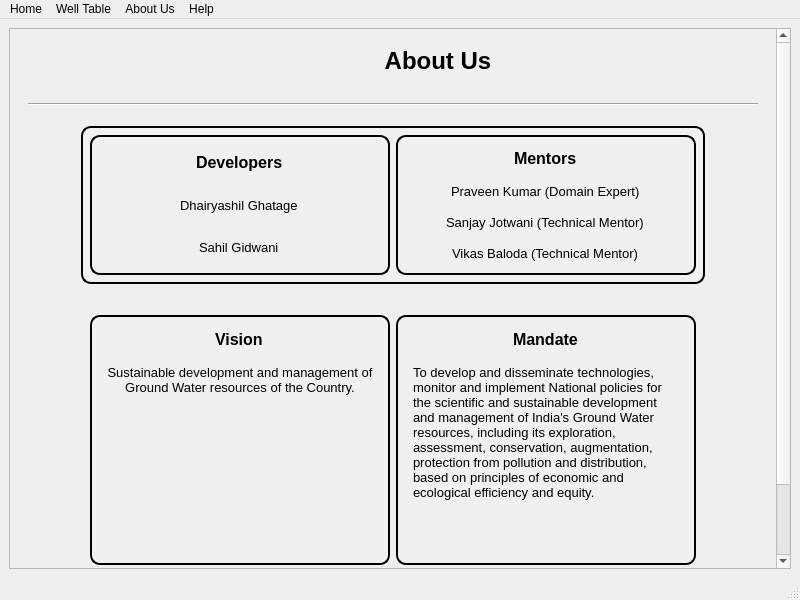
This is about_us.ui in dhairyashil-G/CGWB-Desktop-App as Qt 5 draws it before an edit. The edited form follows.
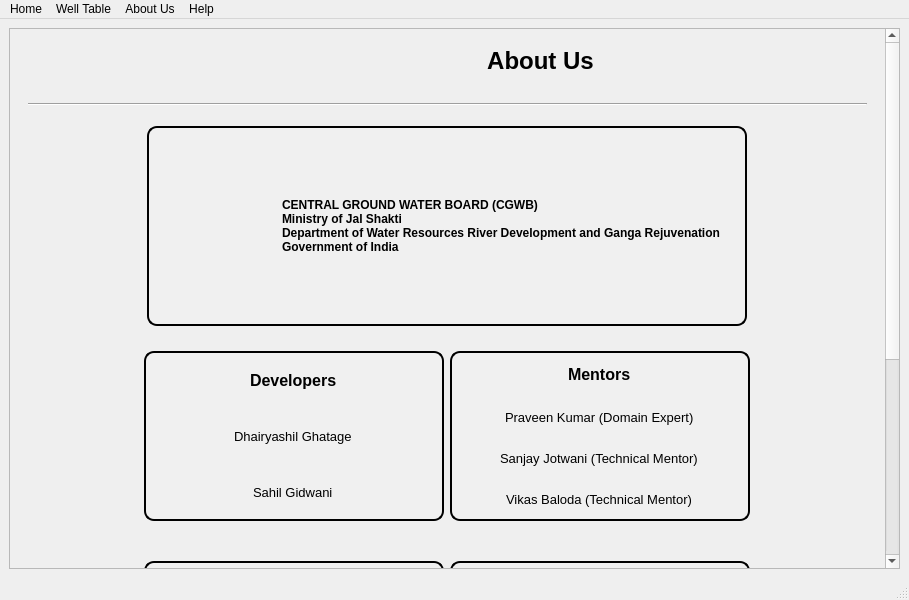
This is the edited form. Icons and pictures are not drawn.

Commit message: About Page fixed

The edit to the form file:
```diff
--- a/about_us.ui
+++ b/about_us.ui
@@ -6,7 +6,7 @@
    <rect>
     <x>0</x>
     <y>0</y>
-    <width>800</width>
+    <width>909</width>
     <height>600</height>
    </rect>
   </property>
@@ -25,8 +25,8 @@
         <rect>
          <x>0</x>
          <y>0</y>
-         <width>763</width>
-         <height>749</height>
+         <width>872</width>
+         <height>945</height>
         </rect>
        </property>
        <layout class="QVBoxLayout" name="verticalLayout_2">
@@ -40,35 +40,54 @@
           </property>
           <layout class="QHBoxLayout" name="horizontalLayout_3">
            <item>
-            <widget class="QLabel" name="label_3">
+            <widget class="QLabel" name="label_20">
+             <property name="minimumSize">
+              <size>
+               <width>0</width>
+               <height>0</height>
+              </size>
+             </property>
              <property name="maximumSize">
               <size>
-               <width>112</width>
-               <height>150</height>
+               <width>200</width>
+               <height>100</height>
               </size>
              </property>
+             <property name="styleSheet">
+              <string notr="true"/>
+             </property>
              <property name="text">
               <string/>
              </property>
              <property name="pixmap">
-              <pixmap>logo.png</pixmap>
+              <pixmap>ministry_of_education_logo.png</pixmap>
              </property>
              <property name="scaledContents">
               <bool>true</bool>
              </property>
             </widget>
            </item>
+           <item>
+            <widget class="QWidget" name="widget_12" native="true">
+             <property name="minimumSize">
+              <size>
+               <width>350</width>
+               <height>0</height>
+              </size>
+             </property>
+            </widget>
+           </item>
            <item>
             <widget class="QLabel" name="label_2">
              <property name="minimumSize">
               <size>
-               <width>300</width>
+               <width>0</width>
                <height>0</height>
               </size>
              </property>
              <property name="maximumSize">
               <size>
-               <width>300</width>
+               <width>16677215</width>
                <height>16777215</height>
               </size>
              </property>
@@ -80,7 +99,7 @@
               </font>
              </property>
              <property name="styleSheet">
-              <string notr="true">padding-left:90%</string>
+              <string notr="true"/>
              </property>
              <property name="text">
               <string>About Us</string>
@@ -90,8 +109,49 @@
              </property>
             </widget>
            </item>
+           <item>
+            <widget class="QWidget" name="widget_13" native="true">
+             <property name="minimumSize">
+              <size>
+               <width>150</width>
+               <height>0</height>
+              </size>
+             </property>
+            </widget>
+           </item>
+           <item>
+            <widget class="QLabel" name="label_19">
+             <property name="minimumSize">
+              <size>
+               <width>0</width>
+               <height>0</height>
+              </size>
+             </property>
+             <property name="maximumSize">
+              <size>
+               <width>200</width>
+               <height>100</height>
+              </size>
+             </property>
+             <property name="text">
+              <string/>
+             </property>
+             <property name="pixmap">
+              <pixmap>sih_logo.png</pixmap>
+             </property>
+             <property name="scaledContents">
+              <bool>true</bool>
+             </property>
+            </widget>
+           </item>
            <item>
             <widget class="QLabel" name="label">
+             <property name="minimumSize">
+              <size>
+               <width>0</width>
+               <height>0</height>
+              </size>
+             </property>
              <property name="maximumSize">
               <size>
                <width>200</width>
@@ -137,6 +197,77 @@
           </layout>
          </widget>
         </item>
+        <item alignment="Qt::AlignHCenter">
+         <widget class="QWidget" name="widget_11" native="true">
+          <property name="minimumSize">
+           <size>
+            <width>600</width>
+            <height>200</height>
+           </size>
+          </property>
+          <property name="maximumSize">
+           <size>
+            <width>250</width>
+            <height>250</height>
+           </size>
+          </property>
+          <property name="styleSheet">
+           <string notr="true">background-color: #f0f0f0;
+border: 2px solid #000000;
+border-radius: 10px;
+padding: 5px;</string>
+          </property>
+          <layout class="QHBoxLayout" name="horizontalLayout_7">
+           <item>
+            <widget class="QLabel" name="label_3">
+             <property name="maximumSize">
+              <size>
+               <width>112</width>
+               <height>150</height>
+              </size>
+             </property>
+             <property name="styleSheet">
+              <string notr="true">border:none;</string>
+             </property>
+             <property name="text">
+              <string/>
+             </property>
+             <property name="pixmap">
+              <pixmap>logo.png</pixmap>
+             </property>
+             <property name="scaledContents">
+              <bool>true</bool>
+             </property>
+            </widget>
+           </item>
+           <item>
+            <widget class="QLabel" name="label_17">
+             <property name="minimumSize">
+              <size>
+               <width>250</width>
+               <height>0</height>
+              </size>
+             </property>
+             <property name="font">
+              <font>
+               <weight>75</weight>
+               <bold>true</bold>
+              </font>
+             </property>
+             <property name="styleSheet">
+              <string notr="true">border:none;</string>
+             </property>
+             <property name="text">
+              <string>CENTRAL GROUND WATER BOARD (CGWB)
+Ministry of Jal Shakti
+Department of Water Resources River Development and Ganga Rejuvenation
+Government of India</string>
+             </property>
+            </widget>
+           </item>
+          </layout>
+         </widget>
+        </item>
         <item alignment="Qt::AlignHCenter">
          <widget class="QWidget" name="widget_2" native="true">
           <property name="minimumSize">
@@ -146,10 +277,8 @@
            </size>
           </property>
           <property name="styleSheet">
-           <string notr="true">background-color: #f0f0f0;
-border: 2px solid #000000;
-border-radius: 10px;
-padding: 5px;</string>
+           <string notr="true">padding: 5px;
+margin-top: 10px</string>
           </property>
           <layout class="QHBoxLayout" name="horizontalLayout_2">
            <item>
@@ -166,6 +295,12 @@
                <bold>false</bold>
               </font>
              </property>
+             <property name="styleSheet">
+              <string notr="true">background-color: #f0f0f0;
+border: 2px solid #000000;
+border-radius: 10px;
+</string>
+             </property>
              <layout class="QVBoxLayout" name="verticalLayout_3">
               <item alignment="Qt::AlignHCenter">
                <widget class="QLabel" name="label_4">
@@ -231,6 +366,12 @@
                <height>0</height>
               </size>
              </property>
+             <property name="styleSheet">
+              <string notr="true">background-color: #f0f0f0;
+border: 2px solid #000000;
+border-radius: 10px;
+</string>
+             </property>
              <layout class="QVBoxLayout" name="verticalLayout_4">
               <item alignment="Qt::AlignHCenter">
                <widget class="QLabel" name="label_11">
@@ -503,7 +644,7 @@
     <rect>
      <x>0</x>
      <y>0</y>
-     <width>800</width>
+     <width>909</width>
      <height>21</height>
     </rect>
    </property>
```
The commit also changes 2 other files.
